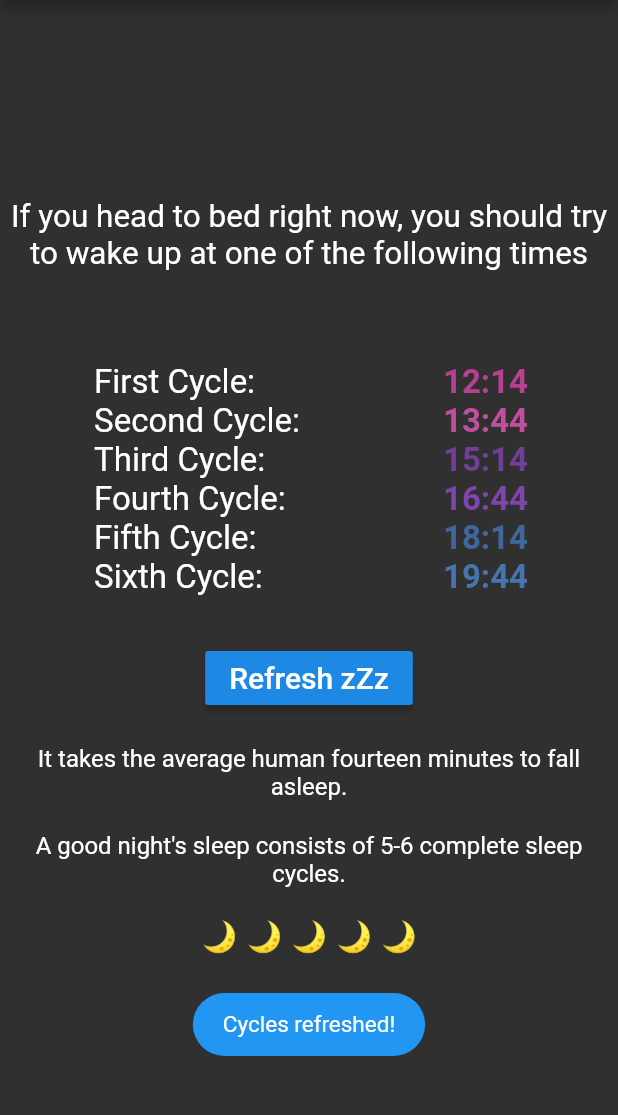
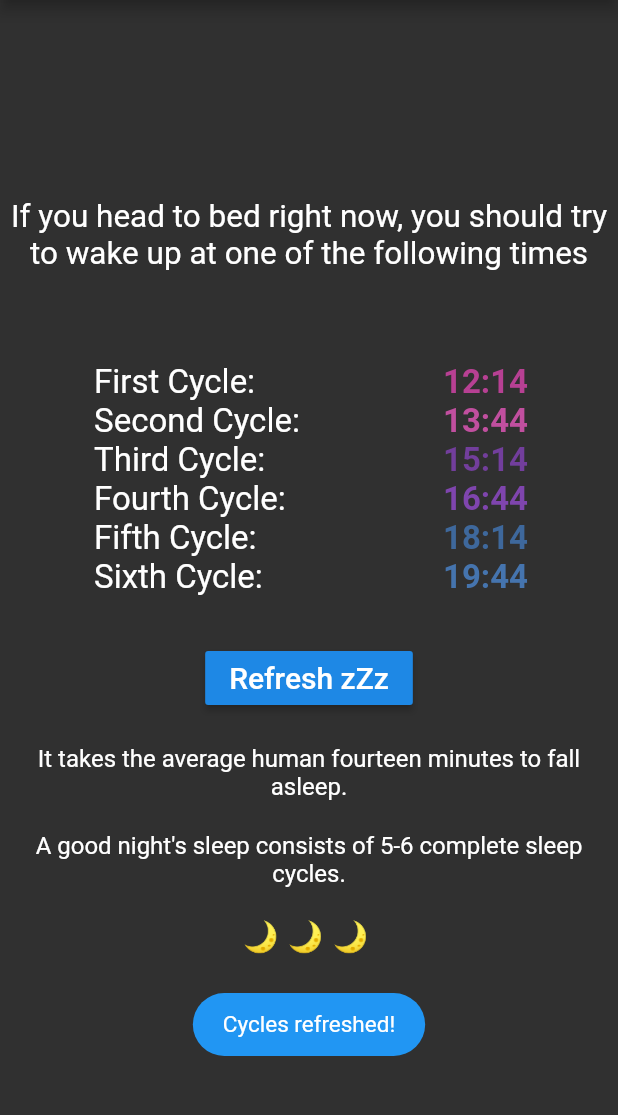
Before and after one commit to SklCandy420/Sleep-Tracker, a Flutter app: the screen it shows after launch, after a tap on "zZz", on a phone screen of 412 x 824 dp, the part 84-1199 px from its top. Run offline on Flutter 3.47's test engine with Material 2 defaults, Android fonts, the phone set to English and light mode, and no system bars; drawn by our look-alikes of auto_size_text; our stand-ins replace fluttertoast.

Commit message:
Update main.dart

```diff
--- a/lib/main.dart
+++ b/lib/main.dart
@@ -205,7 +205,7 @@ class _MyHomePageState extends State<MyHomePage> {
             AnimatedOpacity(
               duration: Duration(seconds: 1),
               opacity: _opacity,
-              child: Text('🌙 🌙 🌙 🌙 🌙',
+              child: Text('🌙 🌙 🌙 ',
                 style: TextStyle(fontSize: 20),),
             )
 
```
